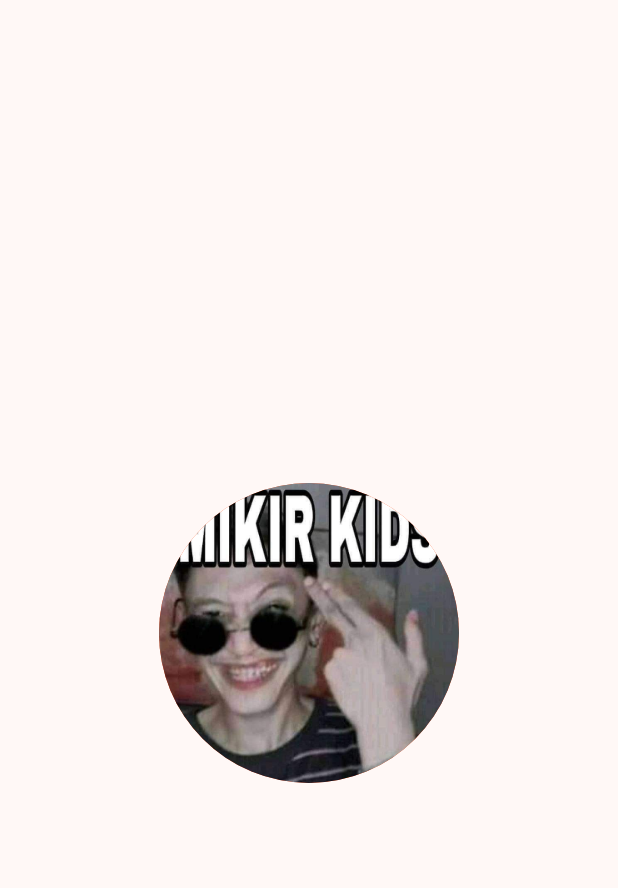
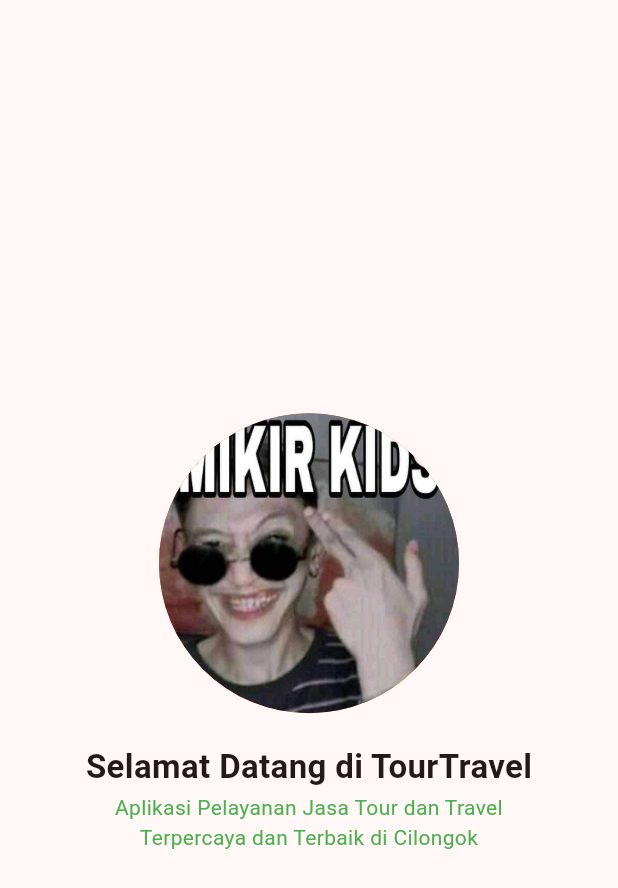
Before and after one commit to CoupDerace/KB1179_1123150012_UTS, a Flutter app: the screen it shows after launch, on a phone screen of 412 x 824 dp. Shown: the top 888 px of the screen. Run offline on Flutter 3.47's test engine with Material 3 defaults, Android fonts, the phone set to English and light mode, and no system bars.

Commit message:
menambahkan text deskripsi dibawah gambar

```diff
--- a/lib/Screen/splash_screen_1.dart
+++ b/lib/Screen/splash_screen_1.dart
@@ -19,10 +19,22 @@ class SplashScreenUTS extends StatelessWidget {
                 color: Colors.deepOrange,
                 shape: BoxShape.circle,
                 image: DecorationImage(
-                image: AssetImage('assets/images/1.jpeg'),
-                fit: BoxFit.cover,
+                  image: AssetImage('assets/images/1.jpeg'),
+                  fit: BoxFit.cover,
                 ),
               ),
+            ),
+            SizedBox(height: 20),
+            Text(
+              "Selamat Datang di TourTravel",
+              style: TextStyle(fontSize: 22.0, fontWeight: FontWeight.bold),
+            ),
+            SizedBox(height: 2),
+            Text(
+              "Aplikasi Pelayanan Jasa Tour dan Travel\n"
+              "Terpercaya dan Terbaik di Cilongok",
+              textAlign: TextAlign.center,
+              style: TextStyle(fontSize: 14.0, color: Colors.green),
             ),
           ],
         ),
```
